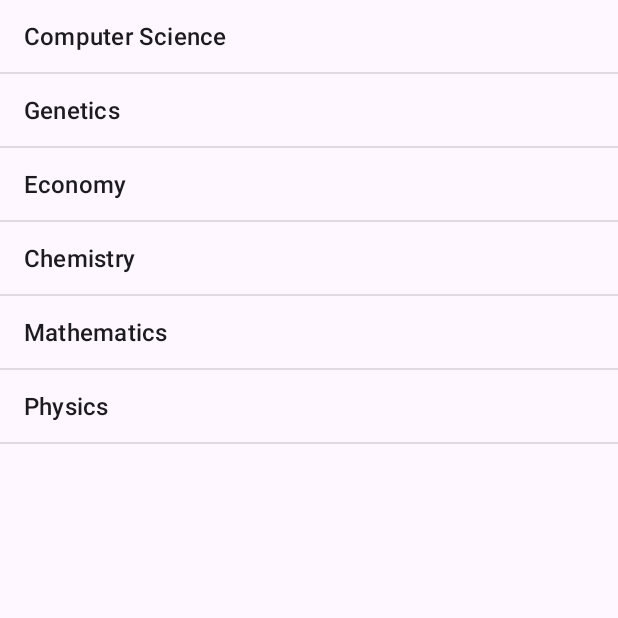
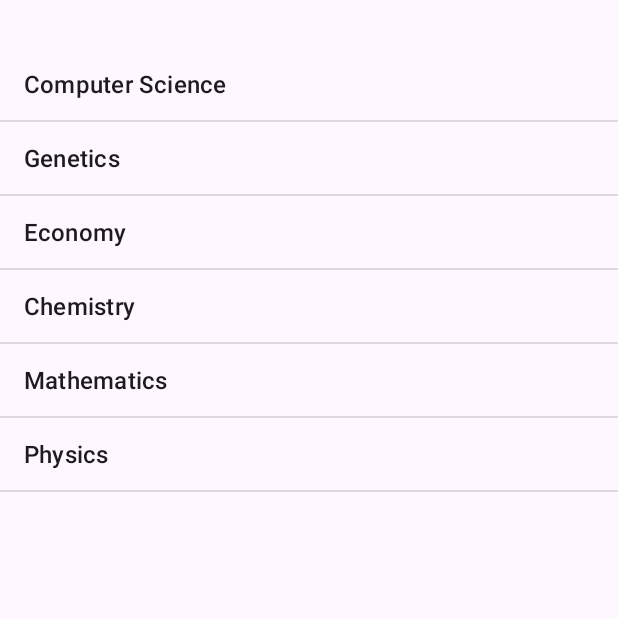
Before and after one commit to aal51282/explore-major-mobile-app-3, an Android app: the MajorListFragment screen opened directly, with no data from a screen before it, on a phone screen of 412 x 824 dp, the top half of it. Run offline under Robolectric (Android 15) with nearby library versions, the light colour scheme and no system bars.

Commit message:
Added comments.

```diff
--- a/app/src/main/java/com/example/project3/MajorListFragment.java
+++ b/app/src/main/java/com/example/project3/MajorListFragment.java
@@ -5,17 +5,30 @@ import android.os.Bundle;
 import android.view.View;
 import android.widget.ArrayAdapter;
 import android.widget.ListView;
+
+import androidx.annotation.NonNull;
+import androidx.annotation.Nullable;
 import androidx.fragment.app.ListFragment;
 
+/**
+ * MajorListFragment is a fragment that displays a list of majors.
+ */
 public class MajorListFragment extends ListFragment {
 
+    // Callback interface to communicate with the hosting activity.
     OnMajorSelectedListener mCallback;
 
-    // Container Activity must implement this interface.
+    /**
+     * Interface for communication with the hosting activity.
+     */
     public interface OnMajorSelectedListener {
         void onMajorSelected(String major);
     } // OnMajorSelectedListener interface
 
+    /**
+     * Called when the fragment is attached to the activity.
+     * @param context The activity context.
+     */
     @Override
     public void onAttach(Context context) {
         super.onAttach(context);
@@ -27,9 +40,14 @@ public class MajorListFragment extends ListFragment {
         } // try-catch
     } // onAttach
 
+    /**
+     * Called immediately after onCreateView() has returned, but before any saved state has been restored.
+     * @param view The View returned by onCreateView().
+     * @param savedInstanceState If the fragment is being re-created from a previous saved state, this is the state.
+     */
     @Override
-    public void onActivityCreated(Bundle savedInstanceState) {
-        super.onActivityCreated(savedInstanceState);
+    public void onViewCreated(@NonNull View view, @Nullable Bundle savedInstanceState) {
+        super.onViewCreated(view, savedInstanceState);
         // Set up the list using the majors array resource.
         String[] majors = getResources().getStringArray(R.array.majors_array);
         setListAdapter(new ArrayAdapter<>(getActivity(),
@@ -40,10 +58,17 @@ public class MajorListFragment extends ListFragment {
             int selectedPosition = savedInstanceState.getInt("selected_position", ListView.INVALID_POSITION);
             if (selectedPosition != ListView.INVALID_POSITION) {
                 getListView().setItemChecked(selectedPosition, true);
-            } // if
-        } // if
-    } // onActivityCreated
+            }
+        }
+    } // onViewCreated
 
+    /**
+     * Called when a list item is clicked.
+     * @param l The ListView where the click happened
+     * @param v The view that was clicked within the ListView
+     * @param position The position of the view in the list
+     * @param id The row id of the item that was clicked
+     */
     @Override
     public void onListItemClick(ListView l, View v, int position, long id) {
         String major = (String) getListAdapter().getItem(position);
@@ -51,6 +76,10 @@ public class MajorListFragment extends ListFragment {
         l.setItemChecked(position, true);
     } // onListItemClick
 
+    /**
+     * Called when the fragment is no longer attached to the activity.
+     * @param outState Bundle in which to place your saved state.
+     */
     @Override
     public void onSaveInstanceState(Bundle outState) {
         super.onSaveInstanceState(outState);
--- a/app/src/main/java/com/example/project3/MasterDetailActivity.java
+++ b/app/src/main/java/com/example/project3/MasterDetailActivity.java
@@ -21,7 +21,7 @@ public class MasterDetailActivity extends AppCompatActivity implements MajorList
         // If the detail container exists, we’re in landscape mode
         if (findViewById(R.id.detail_container) != null) {
             twoPane = true;
-        }
+        } // if
 
         // Load the MajorListFragment into the proper container.
         if (savedInstanceState == null) {
@@ -40,9 +40,13 @@ public class MasterDetailActivity extends AppCompatActivity implements MajorList
 
     } // onCreate
 
-    // This callback is triggered when a major is selected in the list fragment.
+    /**
+     * This method is called when a major is selected in the MajorListFragment.
+     * @param major The selected major string.
+     */
     @Override
     public void onMajorSelected(String major) {
+        // Load the DetailFragment into the proper container.
         DetailFragment detailFragment = DetailFragment.newInstance(major);
         FragmentTransaction transaction = getSupportFragmentManager().beginTransaction();
 
@@ -54,6 +58,8 @@ public class MasterDetailActivity extends AppCompatActivity implements MajorList
             transaction.replace(R.id.fragment_container, detailFragment)
                     .addToBackStack(null);
         } // if
+
+        // Commit the fragment transaction
         transaction.commit();
     } // onMajorSelected
 
--- a/app/src/main/res/layout-land/activity_master_detail.xml
+++ b/app/src/main/res/layout-land/activity_master_detail.xml
@@ -5,7 +5,9 @@
     android:id="@+id/fragment_container"
     android:layout_width="match_parent"
     android:layout_height="match_parent"
+    android:layout_marginTop="20dp"
     android:layout_weight="1"
+    android:baselineAligned="false"
     android:orientation="horizontal"
     tools:context=".MasterDetailActivity">
 
@@ -13,12 +15,12 @@
         android:id="@+id/list_container"
         android:layout_width="wrap_content"
         android:layout_height="match_parent"
-        android:layout_weight="1"/>
+        android:layout_weight="1" />
 
     <FrameLayout
         android:id="@+id/detail_container"
         android:layout_width="wrap_content"
         android:layout_height="match_parent"
-        android:layout_weight="2"/>
+        android:layout_weight="2" />
 
 </LinearLayout>
--- a/app/src/main/res/layout/activity_master_detail.xml
+++ b/app/src/main/res/layout/activity_master_detail.xml
@@ -5,6 +5,7 @@
     android:id="@+id/fragment_container"
     android:layout_width="match_parent"
     android:layout_height="match_parent"
+    android:layout_marginTop="32dp"
     tools:context=".MasterDetailActivity">
 
 </FrameLayout>
```
Also changed, not shown: app/src/main/java/com/example/project3/DetailFragment.java (+49 -3 lines).
